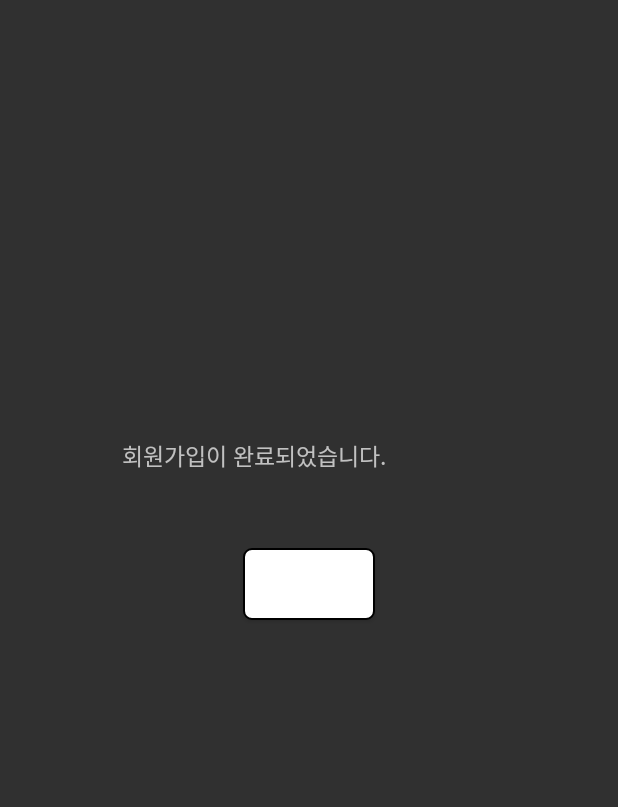
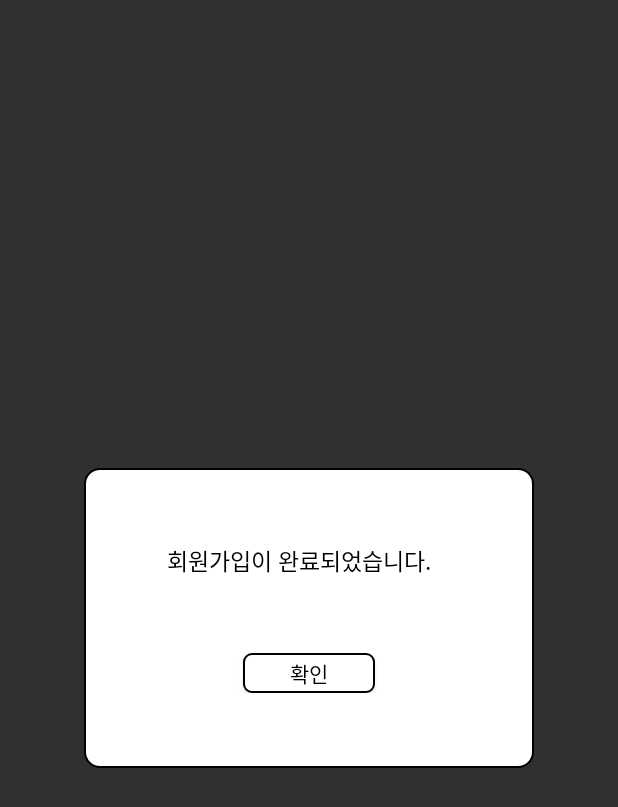
Before and after one commit to jimin0127/AboutList, an Android app: the layout dialog_custom.xml on its own in the app's theme, with its tools: preview values and no code run, on a phone screen of 412 x 824 dp. Shown: the top 807 px of the screen. Run offline under Robolectric (Android 15) with nearby library versions, the phone set to English and light mode, and no system bars.

Commit message:
다이얼로그 띄우기

```diff
--- /dev/null
+++ b/app/src/main/res/drawable/round_dialog.xml
@@ -0,0 +1,13 @@
+<?xml version="1.0" encoding="utf-8"?>
+<shape xmlns:android="http://schemas.android.com/apk/res/android"
+    android:shape="rectangle" android:padding="10dp">
+    <solid android:color="#FFFFFF"/>
+    <stroke android:width="1dp"
+        android:color="@color/colorBlack" />
+    <corners
+        android:bottomRightRadius="10dp"
+        android:bottomLeftRadius="10dp"
+        android:topLeftRadius="10dp"
+        android:topRightRadius="10dp"
+        />
+</shape>
--- a/app/src/main/res/layout/dialog_custom.xml
+++ b/app/src/main/res/layout/dialog_custom.xml
@@ -2,25 +2,30 @@
 <LinearLayout
     xmlns:android="http://schemas.android.com/apk/res/android"
     android:layout_width="300dp"
-    android:layout_height="280dp"
+    android:layout_height="200dp"
     android:layout_gravity="center"
     android:orientation="vertical"
-    android:padding= "20dp"
+    android:padding= "50dp"
+    android:background="@drawable/round_dialog"
     >
     <TextView
         android:layout_width="200dp"
         android:layout_height="wrap_content"
         android:paddingLeft="5dp"
         android:text="회원가입이 완료되었습니다. "
+        android:textColor="@color/colorBlack"
         android:textSize="15dp"
         android:layout_marginBottom="50dp"
         />
 
     <Button
+        android:id="@+id/OkButton"
         android:layout_width="wrap_content"
         android:layout_height="wrap_content"
         android:layout_gravity="center"
         android:text="확인"
-        android:background="@drawable/round_edittext"/>
+        android:textColor="@color/colorBlack"
+        android:background="@drawable/round_background"/>
+
 
 </LinearLayout>
```
Also changed, not shown: app/src/main/java/com/example/aboutlist/SignupActivity.kt (+7 -13 lines), app/src/main/res/layout/activity_login.xml (+4 -4 lines), app/src/main/res/layout/activity_signup.xml (+4 -4 lines), app/src/main/res/drawable/round_background.xml (renamed from app/src/main/res/drawable/round_edittext.xml).
